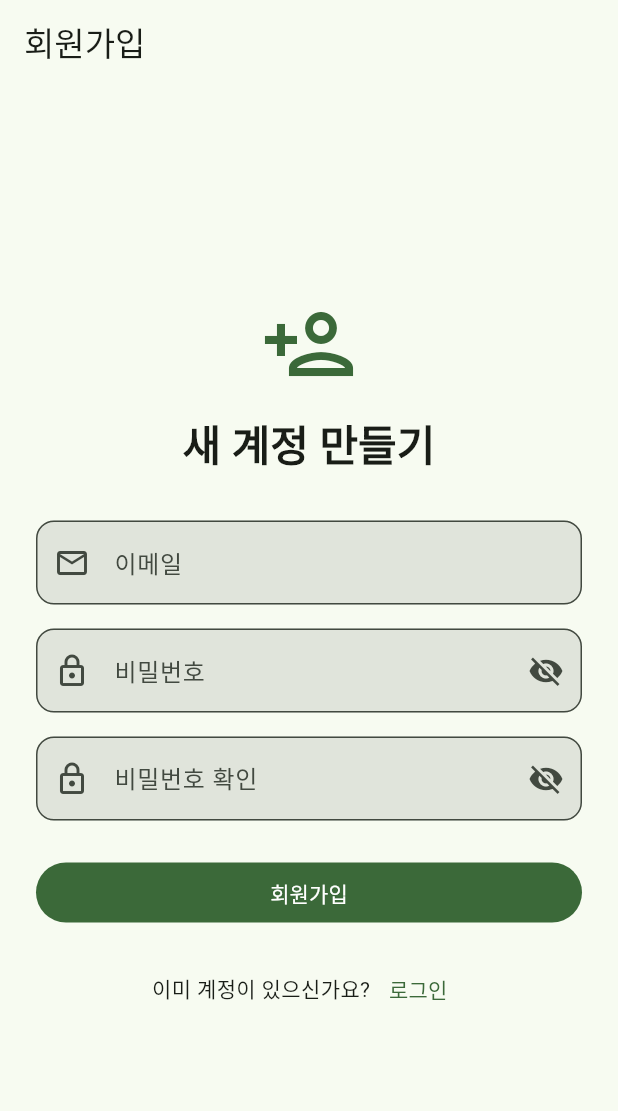
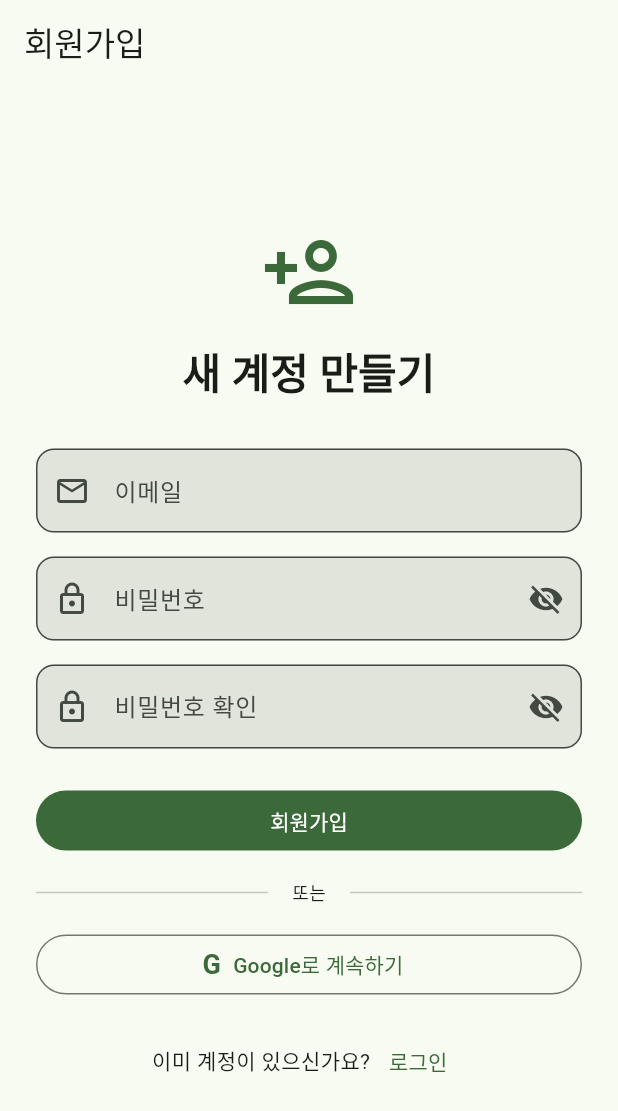
Before and after one commit to ckr3453/finito, a Flutter app: the RegisterScreen screen opened by its route, after a tap on "로그인", after a tap on "회원가입", on a phone screen of 412 x 824 dp. Shown: the top 1111 px of the screen. Run offline on Flutter 3.47's test engine with Material 3 defaults, Android fonts, the phone set to English and light mode, and no system bars; our stand-ins replace cloud_firestore, connectivity_plus, drift, firebase_auth, firebase_core, flutter_riverpod and 5 more; accounts and stored records are empty; generated files the repository leaves out were written again.

Commit message:
feat(auth): add Google OAuth login
- Add google_sign_in dependency
- Implement signInWithGoogle() in AuthService with DI pattern
- Update signOut() to clear Google session
- Add Google sign-in button to login and register screens
- Add 4 unit tests for Google sign-in flows (15 total)
- Archive Phase 3 in task docs

Co-Authored-By: Claude Opus 4.6 <noreply@anthropic.com>

```diff
--- a/lib/presentation/screens/auth/login_screen.dart
+++ b/lib/presentation/screens/auth/login_screen.dart
@@ -16,6 +16,7 @@ class _LoginScreenState extends ConsumerState<LoginScreen> {
   final _emailController = TextEditingController();
   final _passwordController = TextEditingController();
   bool _isLoading = false;
+  bool _isGoogleLoading = false;
   bool _obscurePassword = true;
 
   @override
@@ -34,6 +35,7 @@ class _LoginScreenState extends ConsumerState<LoginScreen> {
       'too-many-requests' => '너무 많은 요청이 발생했습니다. 잠시 후 다시 시도해주세요.',
       'invalid-credential' => '이메일 또는 비밀번호가 올바르지 않습니다.',
       'network-request-failed' => '네트워크 연결을 확인해주세요.',
+      'sign-in-cancelled' => '',
       _ => '로그인에 실패했습니다. 다시 시도해주세요.',
     };
   }
@@ -65,6 +67,31 @@ class _LoginScreenState extends ConsumerState<LoginScreen> {
       }
     } finally {
       if (mounted) setState(() => _isLoading = false);
+    }
+  }
+
+  Future<void> _signInWithGoogle() async {
+    setState(() => _isGoogleLoading = true);
+
+    try {
+      final authService = ref.read(authServiceProvider);
+      await authService.signInWithGoogle();
+
+      if (mounted) context.go('/');
+    } on FirebaseAuthException catch (e) {
+      if (mounted && e.code != 'sign-in-cancelled') {
+        ScaffoldMessenger.of(
+          context,
+        ).showSnackBar(SnackBar(content: Text(_mapFirebaseError(e.code))));
+      }
+    } catch (e) {
+      if (mounted) {
+        ScaffoldMessenger.of(context).showSnackBar(
+          const SnackBar(content: Text('Google 로그인에 실패했습니다. 다시 시도해주세요.')),
+        );
+      }
+    } finally {
+      if (mounted) setState(() => _isGoogleLoading = false);
     }
   }
 
@@ -210,6 +237,38 @@ class _LoginScreenState extends ConsumerState<LoginScreen> {
                   ),
                   const SizedBox(height: 16),
                   Row(
+                    children: [
+                      const Expanded(child: Divider()),
+                      Padding(
+                        padding: const EdgeInsets.symmetric(horizontal: 16),
+                        child: Text(
+                          '또는',
+                          style: Theme.of(context).textTheme.bodySmall,
+                        ),
+                      ),
+                      const Expanded(child: Divider()),
+                    ],
+                  ),
+                  const SizedBox(height: 16),
+                  OutlinedButton.icon(
+                    onPressed: _isGoogleLoading ? null : _signInWithGoogle,
+                    icon: _isGoogleLoading
+                        ? const SizedBox(
+                            height: 20,
+                            width: 20,
+                            child: CircularProgressIndicator(strokeWidth: 2),
+                          )
+                        : const Text(
+                            'G',
+                            style: TextStyle(
+                              fontWeight: FontWeight.bold,
+                              fontSize: 18,
+                            ),
+                          ),
+                    label: const Text('Google로 로그인'),
+                  ),
+                  const SizedBox(height: 16),
+                  Row(
                     mainAxisAlignment: MainAxisAlignment.center,
                     children: [
                       const Text('계정이 없으신가요?'),
--- a/lib/presentation/screens/auth/register_screen.dart
+++ b/lib/presentation/screens/auth/register_screen.dart
@@ -17,6 +17,7 @@ class _RegisterScreenState extends ConsumerState<RegisterScreen> {
   final _passwordController = TextEditingController();
   final _confirmPasswordController = TextEditingController();
   bool _isLoading = false;
+  bool _isGoogleLoading = false;
   bool _obscurePassword = true;
   bool _obscureConfirmPassword = true;
 
@@ -35,8 +36,34 @@ class _RegisterScreenState extends ConsumerState<RegisterScreen> {
       'weak-password' => '비밀번호가 너무 약합니다. 6자 이상 입력해주세요.',
       'operation-not-allowed' => '이메일/비밀번호 가입이 비활성화되어 있습니다.',
       'network-request-failed' => '네트워크 연결을 확인해주세요.',
+      'sign-in-cancelled' => '',
       _ => '회원가입에 실패했습니다. 다시 시도해주세요.',
     };
+  }
+
+  Future<void> _signInWithGoogle() async {
+    setState(() => _isGoogleLoading = true);
+
+    try {
+      final authService = ref.read(authServiceProvider);
+      await authService.signInWithGoogle();
+
+      if (mounted) context.go('/');
+    } on FirebaseAuthException catch (e) {
+      if (mounted && e.code != 'sign-in-cancelled') {
+        ScaffoldMessenger.of(
+          context,
+        ).showSnackBar(SnackBar(content: Text(_mapFirebaseError(e.code))));
+      }
+    } catch (e) {
+      if (mounted) {
+        ScaffoldMessenger.of(context).showSnackBar(
+          const SnackBar(content: Text('Google 로그인에 실패했습니다. 다시 시도해주세요.')),
+        );
+      }
+    } finally {
+      if (mounted) setState(() => _isGoogleLoading = false);
+    }
   }
 
   Future<void> _signUp() async {
@@ -188,6 +215,38 @@ class _RegisterScreenState extends ConsumerState<RegisterScreen> {
                   ),
                   const SizedBox(height: 16),
                   Row(
+                    children: [
+                      const Expanded(child: Divider()),
+                      Padding(
+                        padding: const EdgeInsets.symmetric(horizontal: 16),
+                        child: Text(
+                          '또는',
+                          style: Theme.of(context).textTheme.bodySmall,
+                        ),
+                      ),
+                      const Expanded(child: Divider()),
+                    ],
+                  ),
+                  const SizedBox(height: 16),
+                  OutlinedButton.icon(
+                    onPressed: _isGoogleLoading ? null : _signInWithGoogle,
+                    icon: _isGoogleLoading
+                        ? const SizedBox(
+                            height: 20,
+                            width: 20,
+                            child: CircularProgressIndicator(strokeWidth: 2),
+                          )
+                        : const Text(
+                            'G',
+                            style: TextStyle(
+                              fontWeight: FontWeight.bold,
+                              fontSize: 18,
+                            ),
+                          ),
+                    label: const Text('Google로 계속하기'),
+                  ),
+                  const SizedBox(height: 16),
+                  Row(
                     mainAxisAlignment: MainAxisAlignment.center,
                     children: [
                       const Text('이미 계정이 있으신가요?'),
--- a/pubspec.yaml
+++ b/pubspec.yaml
@@ -32,6 +32,9 @@ dependencies:
   firebase_auth: ^6.1.4
   cloud_firestore: ^6.1.2
 
+  # Auth
+  google_sign_in: ^6.2.2
+
   # Widget Bridge
   home_widget: ^0.7.0
 
```
Also changed, not shown: lib/services/auth_service.dart (+25 -2 lines), pubspec.lock, 5 other files.
